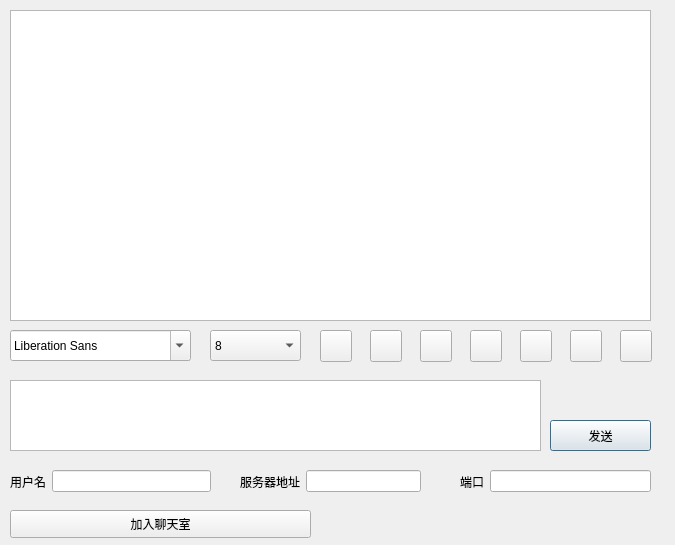
Qt form tcpclient.ui (holdonbush/QT-sample-chat-application) before a commit.
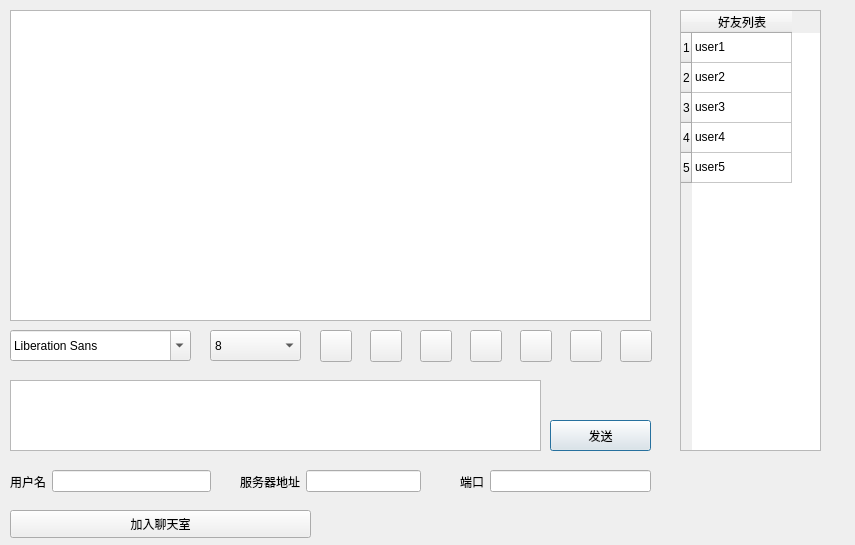
The same form after that commit. Icons and pictures are not drawn.

```diff
--- a/tcpclient.ui
+++ b/tcpclient.ui
@@ -6,7 +6,7 @@
    <rect>
     <x>0</x>
     <y>0</y>
-    <width>675</width>
+    <width>855</width>
     <height>545</height>
    </rect>
   </property>
@@ -372,6 +372,71 @@
     </rect>
    </property>
   </widget>
+  <widget class="QTableWidget" name="tableWidget">
+   <property name="geometry">
+    <rect>
+     <x>680</x>
+     <y>10</y>
+     <width>141</width>
+     <height>441</height>
+    </rect>
+   </property>
+   <row>
+    <property name="text">
+     <string>1</string>
+    </property>
+   </row>
+   <row>
+    <property name="text">
+     <string>2</string>
+    </property>
+   </row>
+   <row>
+    <property name="text">
+     <string>3</string>
+    </property>
+   </row>
+   <row>
+    <property name="text">
+     <string>4</string>
+    </property>
+   </row>
+   <row>
+    <property name="text">
+     <string>5</string>
+    </property>
+   </row>
+   <column>
+    <property name="text">
+     <string>好友列表</string>
+    </property>
+   </column>
+   <item row="0" column="0">
+    <property name="text">
+     <string>user1</string>
+    </property>
+   </item>
+   <item row="1" column="0">
+    <property name="text">
+     <string>user2</string>
+    </property>
+   </item>
+   <item row="2" column="0">
+    <property name="text">
+     <string>user3</string>
+    </property>
+   </item>
+   <item row="3" column="0">
+    <property name="text">
+     <string>user4</string>
+    </property>
+   </item>
+   <item row="4" column="0">
+    <property name="text">
+     <string>user5</string>
+    </property>
+   </item>
+  </widget>
  </widget>
  <resources/>
  <connections/>
```
Left out of the diff: 2 changed lines with no effect on the pictures.
